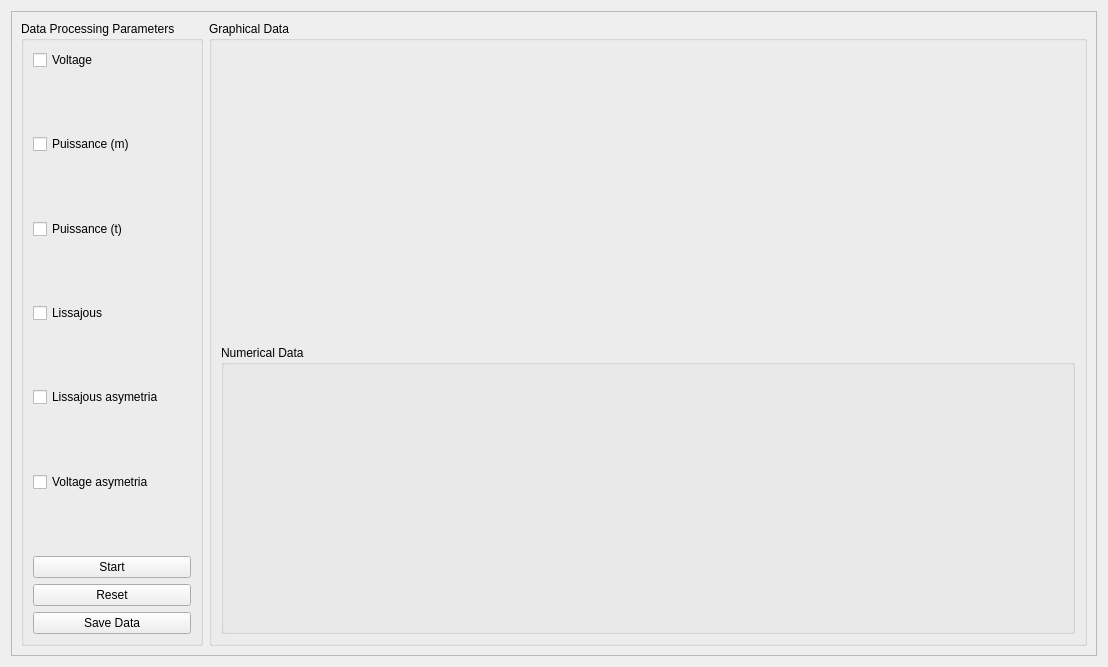
This is gui/views/dataViewUI.ui in AceEagle/ElectricViewCHU as Qt 5 draws it before an edit. The edited form follows.
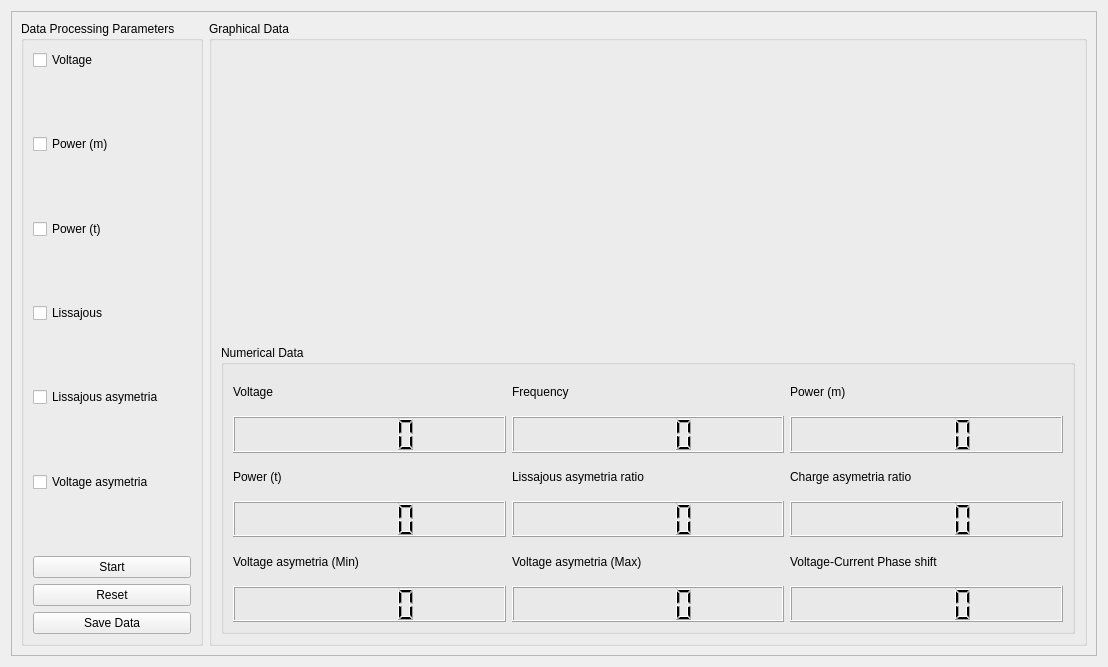
This is the edited form. Custom widgets are drawn as their Qt base class.

What changed in the file:
```diff
--- a/gui/views/dataViewUI.ui
+++ b/gui/views/dataViewUI.ui
@@ -58,7 +58,7 @@
          <item row="5" column="0">
           <widget class="QCheckBox" name="PuissanceTCheckBox">
            <property name="text">
-            <string>Puissance (t)</string>
+            <string>Power (t)</string>
            </property>
           </widget>
          </item>
@@ -85,7 +85,7 @@
          <item row="3" column="0">
           <widget class="QCheckBox" name="PuissanceMCheckBox">
            <property name="text">
-            <string>Puissance (m)</string>
+            <string>Power (m)</string>
            </property>
           </widget>
          </item>
@@ -184,8 +184,8 @@
         <property name="title">
          <string>Graphical Data</string>
         </property>
-        <layout class="QGridLayout" name="gridLayout">
-         <item row="1" column="1">
+        <layout class="QVBoxLayout" name="verticalLayout">
+         <item>
           <widget class="GraphicsLayoutWidget" name="graphicsView" native="true">
            <layout class="QHBoxLayout" name="horizontalLayout_3">
             <item>
@@ -204,11 +204,190 @@
            </layout>
           </widget>
          </item>
-         <item row="2" column="1">
+         <item>
           <widget class="QGroupBox" name="groupBox">
+           <property name="maximumSize">
+            <size>
+             <width>16777215</width>
+             <height>289</height>
+            </size>
+           </property>
            <property name="title">
             <string>Numerical Data</string>
            </property>
+           <layout class="QGridLayout" name="gridLayout">
+            <item row="4" column="0">
+             <widget class="QLabel" name="label_7">
+              <property name="text">
+               <string>Voltage asymetria (Min)</string>
+              </property>
+             </widget>
+            </item>
+            <item row="0" column="0">
+             <widget class="QLabel" name="label">
+              <property name="text">
+               <string>Voltage</string>
+              </property>
+             </widget>
+            </item>
+            <item row="0" column="1">
+             <widget class="QLabel" name="label_2">
+              <property name="text">
+               <string>Frequency</string>
+              </property>
+             </widget>
+            </item>
+            <item row="3" column="1">
+             <widget class="QLCDNumber" name="lcdNumber_5">
+              <property name="font">
+               <font>
+                <pointsize>12</pointsize>
+               </font>
+              </property>
+              <property name="autoFillBackground">
+               <bool>false</bool>
+              </property>
+             </widget>
+            </item>
+            <item row="2" column="1">
+             <widget class="QLabel" name="label_5">
+              <property name="text">
+               <string>Lissajous asymetria ratio</string>
+              </property>
+             </widget>
+            </item>
+            <item row="3" column="0">
+             <widget class="QLCDNumber" name="lcdNumber_4">
+              <property name="font">
+               <font>
+                <pointsize>12</pointsize>
+               </font>
+              </property>
+              <property name="autoFillBackground">
+               <bool>false</bool>
+              </property>
+             </widget>
+            </item>
+            <item row="0" column="2">
+             <widget class="QLabel" name="label_3">
+              <property name="text">
+               <string>Power (m)</string>
+              </property>
+             </widget>
+            </item>
+            <item row="2" column="0">
+             <widget class="QLabel" name="label_4">
+              <property name="text">
+               <string>Power (t)</string>
+              </property>
+             </widget>
+            </item>
+            <item row="2" column="2">
+             <widget class="QLabel" name="label_6">
+              <property name="text">
+               <string>Charge asymetria ratio</string>
+              </property>
+             </widget>
+            </item>
+            <item row="4" column="2">
+             <widget class="QLabel" name="label_9">
+              <property name="text">
+               <string>Voltage-Current Phase shift</string>
+              </property>
+             </widget>
+            </item>
+            <item row="4" column="1">
+             <widget class="QLabel" name="label_8">
+              <property name="text">
+               <string>Voltage asymetria (Max)</string>
+              </property>
+             </widget>
+            </item>
+            <item row="3" column="2">
+             <widget class="QLCDNumber" name="lcdNumber_6">
+              <property name="font">
+               <font>
+                <pointsize>12</pointsize>
+               </font>
+              </property>
+              <property name="autoFillBackground">
+               <bool>false</bool>
+              </property>
+             </widget>
+            </item>
+            <item row="1" column="1">
+             <widget class="QLCDNumber" name="lcdNumber_2">
+              <property name="font">
+               <font>
+                <pointsize>12</pointsize>
+               </font>
+              </property>
+              <property name="autoFillBackground">
+               <bool>false</bool>
+              </property>
+             </widget>
+            </item>
+            <item row="1" column="2">
+             <widget class="QLCDNumber" name="lcdNumber_3">
+              <property name="font">
+               <font>
+                <pointsize>12</pointsize>
+               </font>
+              </property>
+              <property name="autoFillBackground">
+               <bool>false</bool>
+              </property>
+             </widget>
+            </item>
+            <item row="1" column="0">
+             <widget class="QLCDNumber" name="lcdNumber">
+              <property name="font">
+               <font>
+                <pointsize>12</pointsize>
+               </font>
+              </property>
+              <property name="autoFillBackground">
+               <bool>false</bool>
+              </property>
+             </widget>
+            </item>
+            <item row="5" column="0">
+             <widget class="QLCDNumber" name="lcdNumber_7">
+              <property name="font">
+               <font>
+                <pointsize>12</pointsize>
+               </font>
+              </property>
+              <property name="autoFillBackground">
+               <bool>false</bool>
+              </property>
+             </widget>
+            </item>
+            <item row="5" column="1">
+             <widget class="QLCDNumber" name="lcdNumber_8">
+              <property name="font">
+               <font>
+                <pointsize>12</pointsize>
+               </font>
+              </property>
+              <property name="autoFillBackground">
+               <bool>false</bool>
+              </property>
+             </widget>
+            </item>
+            <item row="5" column="2">
+             <widget class="QLCDNumber" name="lcdNumber_9">
+              <property name="font">
+               <font>
+                <pointsize>12</pointsize>
+               </font>
+              </property>
+              <property name="autoFillBackground">
+               <bool>false</bool>
+              </property>
+             </widget>
+            </item>
+           </layout>
           </widget>
          </item>
         </layout>
```
Left out of the diff: 4 changed lines with no effect on the pictures.
